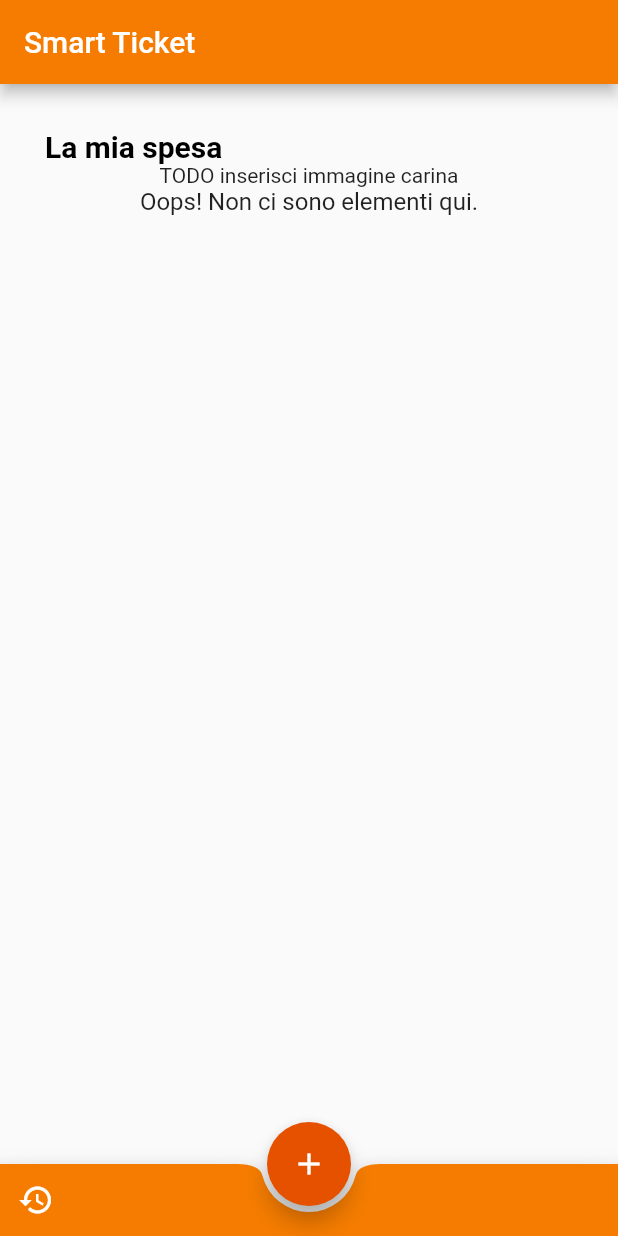
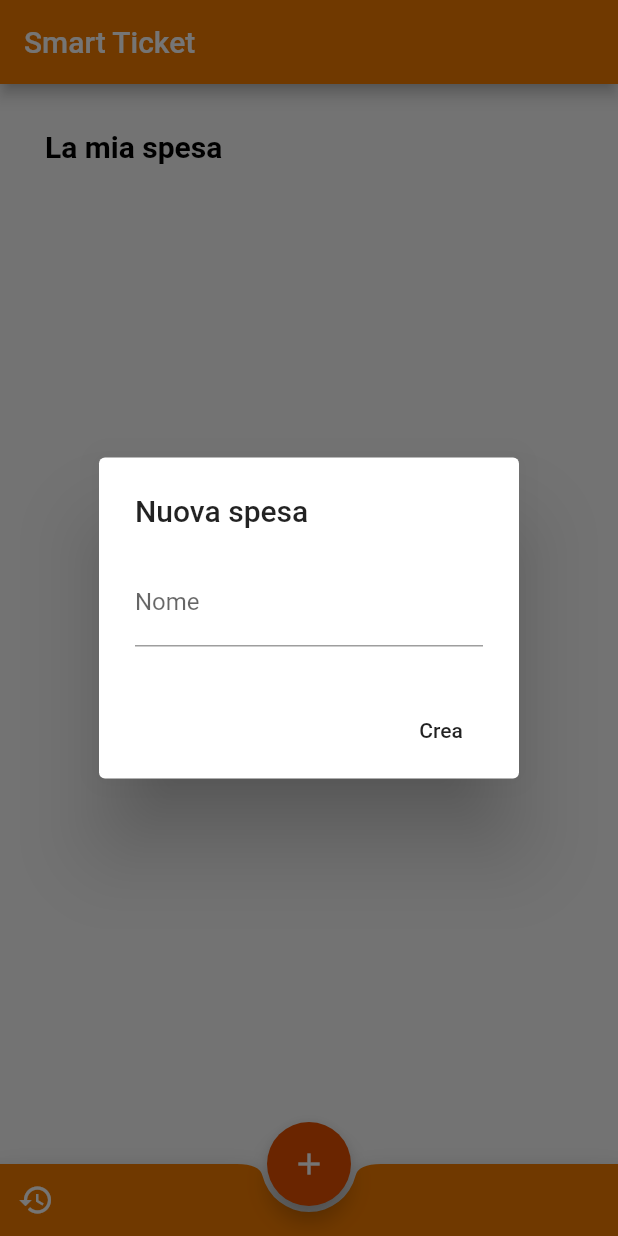
Before and after one commit to AleSpero/SmartTicket, a Flutter app: the screen it shows after launch, after a tap on the "add" icon, on a phone screen of 412 x 824 dp. Run offline on Flutter 3.47's test engine with Material 2 defaults, Android fonts, the phone set to English and light mode, and no system bars; our stand-ins replace flutter_svg, sqflite; accounts and stored records are empty.

Commit message:
Added empty view to listview + added base insert dialog + added WIP link from flutter to OcrActivity :D

```diff
--- a/smart_ticket/lib/helpers/StDbHelper.dart
+++ b/smart_ticket/lib/helpers/StDbHelper.dart
@@ -3,6 +3,7 @@ import 'dart:async';
 import 'dart:io' as io;
 
 import 'package:path/path.dart';
+import 'package:path_provider/path_provider.dart';
 import 'package:smart_ticket/models/product.dart';
 import 'package:smart_ticket/models/shoppingItem.dart';
 import 'package:sqflite/sqflite.dart';
@@ -38,10 +39,10 @@ class StDbHelper {
   StDbHelper.internal();
 
   initDb() async {
-   /* io.Directory documentsDirectory = await getApplicationDocumentsDirectory();
+    io.Directory documentsDirectory = await getApplicationDocumentsDirectory();
     //TODO assets?
-    String path = join(documentsDirectory.path, "SmartTicketDb.db");*/
-    var theDb = await openDatabase("/"/*path*/, version: 1, onCreate: _onCreate);
+    String path = join(documentsDirectory.path, "SmartTicketDb.db");
+    var theDb = await openDatabase(path, version: 1, onCreate: _onCreate);
     return theDb;
   }
 
--- a/smart_ticket/lib/main.dart
+++ b/smart_ticket/lib/main.dart
@@ -1,8 +1,12 @@
+import 'package:flutter/foundation.dart';
 import 'package:flutter/material.dart';
+import 'package:flutter/services.dart';
 import 'package:smart_ticket/helpers/StDbHelper.dart';
 import 'package:smart_ticket/models/shoppingItem.dart';
 import 'package:smart_ticket/scan.dart';
+import 'package:smart_ticket/widgets/insertdialog.dart';
 import 'package:smart_ticket/widgets/shoppingitemwidget.dart';
+import 'package:flutter_svg/flutter_svg.dart';
 
 void main() => runApp(new SmartTicketApp());
 
@@ -15,6 +19,12 @@ class SmartTicketApp extends StatelessWidget {
   static var greyBkg = Colors.grey[50];
 
   static var appTitle = "Smart Ticket";
+
+  static const String ROUTE_HOME = "/";
+  static const String ROUTE_SCAN = "/scan";
+  static const String ST_CHANNEL = "smartTicket";
+  static const String OCR_METHOD = "startOcr";
+
 
   static var primarySwatch = MaterialColor(0xFFF57C00, // colorPrimary.value,
       {
@@ -35,6 +45,10 @@ class SmartTicketApp extends StatelessWidget {
       iconTheme: IconThemeData(color: Colors.white),
       primaryTextTheme: TextTheme(title: TextStyle(color: Colors.white)));
 
+  final isAndroid = defaultTargetPlatform == TargetPlatform.android;
+
+  static const plaformChannel = const MethodChannel(ST_CHANNEL);
+
   @override
   Widget build(BuildContext context) {
     return new MaterialApp(
@@ -44,8 +58,8 @@ class SmartTicketApp extends StatelessWidget {
       initialRoute: '/',
       routes: {
         //che è sto context tra parentesi?
-        '/': (context) => HomeScreen(title: appTitle),
-        '/scan': (context) => ScanScreen()
+        ROUTE_HOME: (context) => HomeScreen(title: appTitle),
+        ROUTE_SCAN: (context) => ScanScreen(title : appTitle)
       },
     );
   }
@@ -70,18 +84,7 @@ class HomeScreen extends StatefulWidget {
 }
 
 class _HomeScreenState extends State<HomeScreen> {
-  int _counter = 0;
 
-  void _incrementCounter() {
-    setState(() {
-      // This call to setState tells the Flutter framework that something has
-      // changed in this State, which causes it to rerun the build method below
-      // so that the display can reflect the updated values. If we changed
-      // _counter without calling setState(), then the build method would not be
-      // called again, and so nothing would appear to happen.
-      _counter++;
-    });
-  }
 
   @override
   Widget build(BuildContext context) {
@@ -99,7 +102,6 @@ class _HomeScreenState extends State<HomeScreen> {
       ),
       body: new Container(
         padding: EdgeInsets.all(20.0),
-
         child: new Column(
           crossAxisAlignment: CrossAxisAlignment.start,
           children: <Widget>[
@@ -119,7 +121,7 @@ class _HomeScreenState extends State<HomeScreen> {
       floatingActionButton: FloatingActionButton(
           backgroundColor: SmartTicketApp.colorAccent,
           child: Icon(Icons.add, color: Colors.white),
-          onPressed: _incrementCounter),
+          onPressed: addNewItem),
       bottomNavigationBar: BottomAppBar(
         shape: CircularNotchedRectangle(),
         notchMargin: 4.0,
@@ -135,39 +137,55 @@ class _HomeScreenState extends State<HomeScreen> {
     );
   }
 
-  FutureBuilder _buildItemList(){
+  FutureBuilder _buildItemList() {
+    debugPrint("Fetching ShoppingItems");
     return FutureBuilder(
       future: StDbHelper().getAllItems(),
       builder: (context, snapshot) {
-        if(snapshot.hasData){
+        if (snapshot.hasData) {
           return createListView(context, snapshot);
-        }
-        else return Expanded(child: Center(child: CircularProgressIndicator()));
+        } else
+          return Expanded(child: Center(child: CircularProgressIndicator()));
       },
     );
   }
 
-  Widget createListView(BuildContext context, AsyncSnapshot snapshot){
-    //TODO se lista vuota ritorna coso carino else ritorna lista
-      final itemsList = snapshot.data as List<ShoppingItem>;
-    if(itemsList.isEmpty){
-      return new Center(
+  Widget createListView(BuildContext context, AsyncSnapshot snapshot) {
+    final itemsList = snapshot.data as List<ShoppingItem>;
+    if (itemsList.isEmpty) {
+      return Expanded(
+          child: Center(
         child: Column(
+          mainAxisAlignment: MainAxisAlignment.center,
           children: <Widget>[
-             Text("TODO inserisci immagine carina"), //todo lo sai
-             Text("Oops! Non ci sono elementi qui.",
-            style: TextStyle(fontSize: 16.0),)
+           new Image.asset('assets/no_items.png',
+           width: 150,
+           height: 150),
+            Container(
+                child: Text(
+              "Oops! Non ci sono elementi qui.",
+              style: TextStyle(fontSize: 16.0)
+            ),
+            padding: EdgeInsets.all(15))
           ],
         ),
-      );
-    }
-    else {
+      ));
+    } else {
       return ListView.builder(
-        itemCount: itemsList.length,
-        itemBuilder: (context, item) {
-          return ShoppingItemWidget(itemsList[item]);
-        });
+          itemCount: itemsList.length,
+          itemBuilder: (context, item) {
+            return ShoppingItemWidget(itemsList[item]);
+          });
     }
   }
 
+  void addNewItem(){
+    //TODO mostrare dialog che chiede il nome, generare oggetto e aggiungere a db, e pusha a scan
+    //TODO crea custom widget dialog? per inserire i dati
+    showDialog(context: context,
+    builder: (context){
+      //Todo return insertdialog
+      return InsertDialog(SmartTicketApp.ROUTE_SCAN);
+    });
+  }
 }
--- /dev/null
+++ b/smart_ticket/lib/widgets/insertdialog.dart
@@ -0,0 +1,34 @@
+import 'package:flutter/material.dart';
+
+class InsertDialog extends Dialog{
+
+  final String nextRoute;
+
+  InsertDialog(this.nextRoute);
+
+  @override
+  Widget build(BuildContext context) {
+    // TODO: implement build
+    return AlertDialog(
+      title: new Text("Nuova spesa"),
+      content: Column(
+        mainAxisSize: MainAxisSize.min,
+        children: <Widget>[
+          TextField(
+            decoration: InputDecoration(
+              labelText: "Nome",
+            ),
+          )
+        ],
+      ),
+      actions: <Widget>[
+        FlatButton(child: Text("Crea"),
+          onPressed: () {
+            Navigator.of(context).pop();
+            Navigator.of(context).pushNamed(nextRoute);
+          },)
+      ],
+    );
+  }
+
+}
--- a/smart_ticket/pubspec.yaml
+++ b/smart_ticket/pubspec.yaml
@@ -6,7 +6,8 @@ dependencies:
     sdk: flutter
 
   sqflite: any
-  path_provider: any
+  path_provider: ^0.4.1
+  flutter_svg: ^0.7.0+1
 
   # The following adds the Cupertino Icons font to your application.
   # Use with the CupertinoIcons class for iOS style icons.
@@ -27,6 +28,9 @@ flutter:
   # included with your application, so that you can use the icons in
   # the material Icons class.
   uses-material-design: true
+
+  assets:
+    - assets/no_items.png
 
   # To add assets to your application, add an assets section, like this:
   # assets:
```
Also changed, not shown: smart_ticket/lib/scan.dart (+37 -46 lines), smart_ticket/assets/no_items.png (added), smart_ticket/pubspec.lock, 11 other files.
